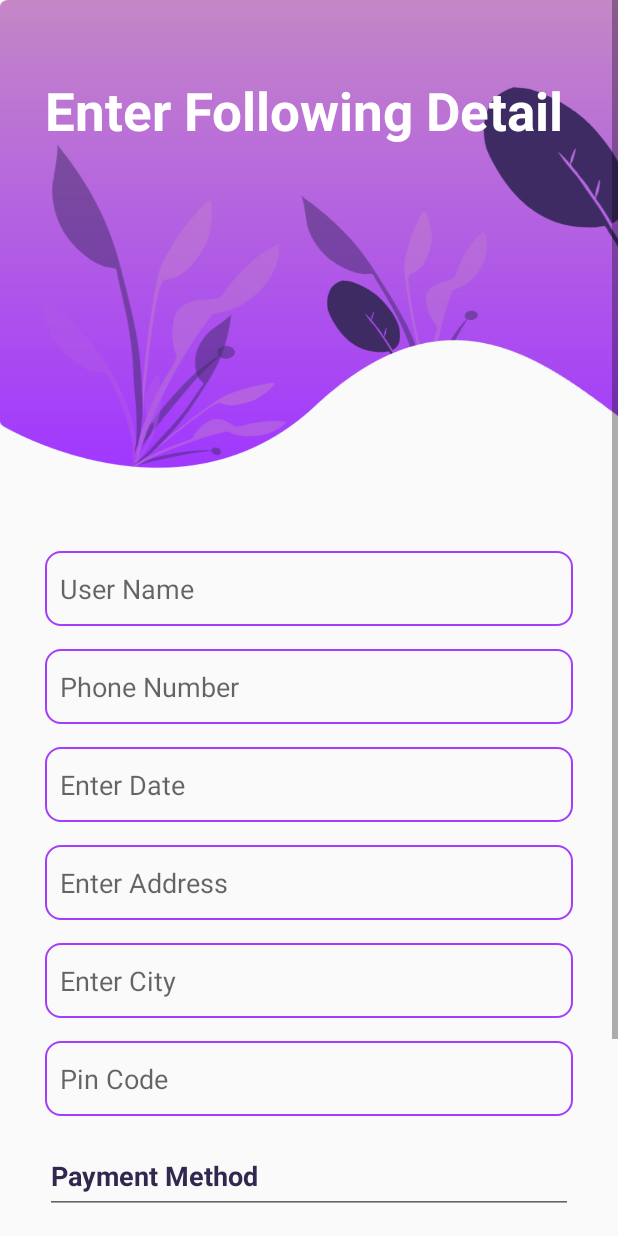
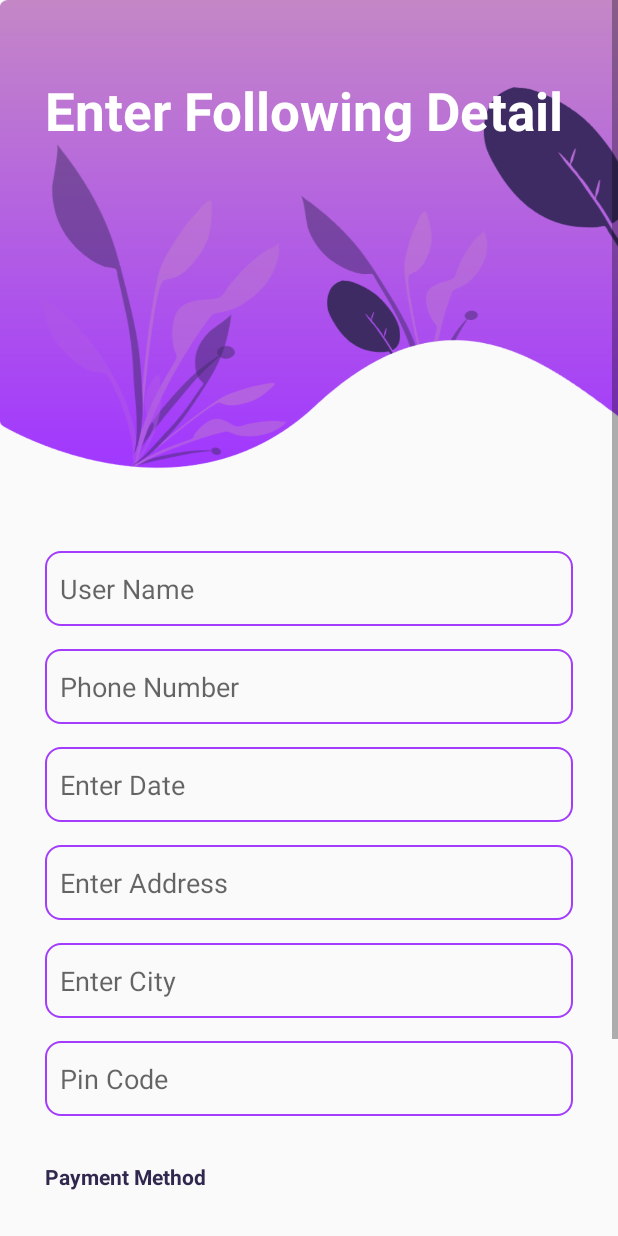
Before and after one commit to MirageTHE69/Sample, an Android app: the layout activity_sanitize.xml on its own in the app's theme, with its tools: preview values and no code run, on a phone screen of 412 x 824 dp. Run offline under Robolectric (Android 15) with nearby library versions, the phone set to English and light mode, and no system bars.

Commit message:
Tirth Shah

```diff
--- a/app/build.gradle
+++ b/app/build.gradle
@@ -32,6 +32,7 @@ dependencies {
     implementation 'androidx.constraintlayout:constraintlayout:2.0.4'
     implementation 'com.razorpay:checkout:1.6.4'
     implementation 'com.google.firebase:firebase-auth:20.0.1'
+    implementation 'com.google.firebase:firebase-database:19.6.0'
     testImplementation 'junit:junit:4.12'
     androidTestImplementation 'androidx.test.ext:junit:1.1.2'
     androidTestImplementation 'androidx.test.espresso:espresso-core:3.3.0'
--- a/app/src/main/res/layout/activity_sanitize.xml
+++ b/app/src/main/res/layout/activity_sanitize.xml
@@ -21,7 +21,7 @@
         <TextView
             android:layout_width="wrap_content"
             android:layout_height="wrap_content"
-            android:layout_marginLeft="30dp"
+            android:layout_marginStart="30dp"
             android:layout_marginTop="50dp"
             android:text="Enter Following Detail"
             android:textAppearance="@style/TextAppearance.AppCompat.Display3"
@@ -123,23 +123,23 @@
 
     </EditText>
 
-    <EditText
-        android:layout_width="match_parent"
-        android:layout_height="50dp"
-        android:text="Payment Method"
-        android:gravity="center_vertical"
-        android:layout_marginLeft="30dp"
-        android:layout_marginRight="30dp"
-        android:layout_marginTop="15dp"
-        android:textColor="#31274f"
-        android:textStyle="bold"></EditText>
-
     <RadioGroup
         android:id="@+id/G1"
         android:layout_width="match_parent"
-        android:layout_height="match_parent">
+        android:layout_height="wrap_content"
+        android:layout_marginRight="30dp"
+        android:layout_marginTop="15dp">
 
-
+        <TextView
+            android:layout_width="match_parent"
+            android:layout_height="50dp"
+            android:text="Payment Method"
+            android:gravity="center_vertical"
+            android:layout_marginLeft="30dp"
+            android:layout_marginRight="30dp"
+            android:textColor="#31274f"
+            android:textStyle="bold">
+        </TextView>
 
     <RadioButton
                 android:id="@+id/radio1"
@@ -151,8 +151,6 @@
                 android:textColor="#31274f"
                 android:text="Offline/Cash On Dilivery"/>
 
-
-
            <RadioButton
                 android:id="@+id/radio2"
                 android:layout_width="match_parent"
@@ -163,8 +161,6 @@
                android:textColor="#31274f"
                 android:text="Online"/>
 
-
-
     </RadioGroup>
 
     <Button
@@ -174,13 +170,10 @@
         android:layout_gravity="center"
         android:layout_marginTop="15dp"
         android:background="@drawable/button"
-        android:text="Proceed to Pay"
+        android:text="Proceed"
         android:textColor="#fff">
 
     </Button>
 
-
-
-
 </LinearLayout>
 </ScrollView>
```
